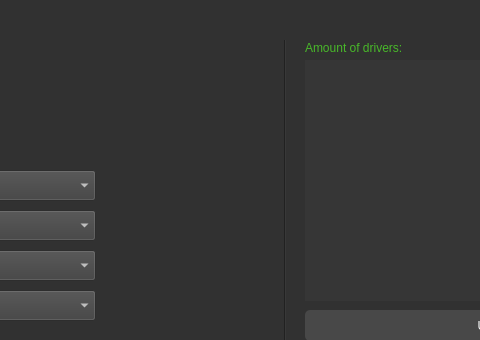
Before: the Qt Designer form mainwindow.ui in Aidan2803/System-Monitor, drawn with Qt 5; both pictures show x 645 to 1125 and y 0 to 340 of the 1400 by 750 pixel window.
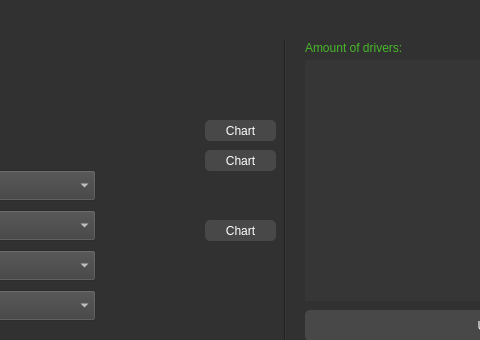
After: the same form once the commit is applied. Icons and pictures are not drawn.

The edit to the form file:
```diff
--- a/mainwindow.ui
+++ b/mainwindow.ui
@@ -738,6 +738,93 @@
        <string/>
       </property>
      </widget>
+     <widget class="QPushButton" name="chartButton_cpu">
+      <property name="geometry">
+       <rect>
+        <x>850</x>
+        <y>80</y>
+        <width>71</width>
+        <height>21</height>
+       </rect>
+      </property>
+      <property name="styleSheet">
+       <string notr="true"> QPushButton#chartButton_cpu {
+color: rgb(255, 255, 255);
+font: 14pt &quot;ГОСТ тип А&quot;;
+background-color: rgb(72, 72, 72);
+
+border-style: none;
+     border-width: 1px;
+     border-radius: 5px;
+
+ }
+ QPushButton#chartButton_cpu:pressed {     
+	color: rgb(72, 184, 41);
+	background-color: rgb(57, 57, 57);
+ }</string>
+      </property>
+      <property name="text">
+       <string>Chart</string>
+      </property>
+     </widget>
+     <widget class="QPushButton" name="chartButton_gpu">
+      <property name="geometry">
+       <rect>
+        <x>850</x>
+        <y>110</y>
+        <width>71</width>
+        <height>21</height>
+       </rect>
+      </property>
+      <property name="styleSheet">
+       <string notr="true"> QPushButton#chartButton_gpu {
+color: rgb(255, 255, 255);
+font: 14pt &quot;ГОСТ тип А&quot;;
+background-color: rgb(72, 72, 72);
+
+border-style: none;
+     border-width: 1px;
+     border-radius: 5px;
+
+ }
+ QPushButton#chartButton_gpu:pressed {     
+	color: rgb(72, 184, 41);
+	background-color: rgb(57, 57, 57);
+ }</string>
+      </property>
+      <property name="text">
+       <string>Chart</string>
+      </property>
+     </widget>
+     <widget class="QPushButton" name="chartButton_hdd">
+      <property name="geometry">
+       <rect>
+        <x>850</x>
+        <y>180</y>
+        <width>71</width>
+        <height>21</height>
+       </rect>
+      </property>
+      <property name="styleSheet">
+       <string notr="true"> QPushButton#chartButton_hdd {
+color: rgb(255, 255, 255);
+font: 14pt &quot;ГОСТ тип А&quot;;
+background-color: rgb(72, 72, 72);
+
+border-style: none;
+     border-width: 1px;
+     border-radius: 5px;
+
+ }
+ QPushButton#chartButton_hdd:pressed {     
+	color: rgb(72, 184, 41);
+	background-color: rgb(57, 57, 57);
+ }</string>
+      </property>
+      <property name="text">
+       <string>Chart</string>
+      </property>
+     </widget>
     </widget>
     <widget class="QWidget" name="monitoringTools">
      <attribute name="title">
```
